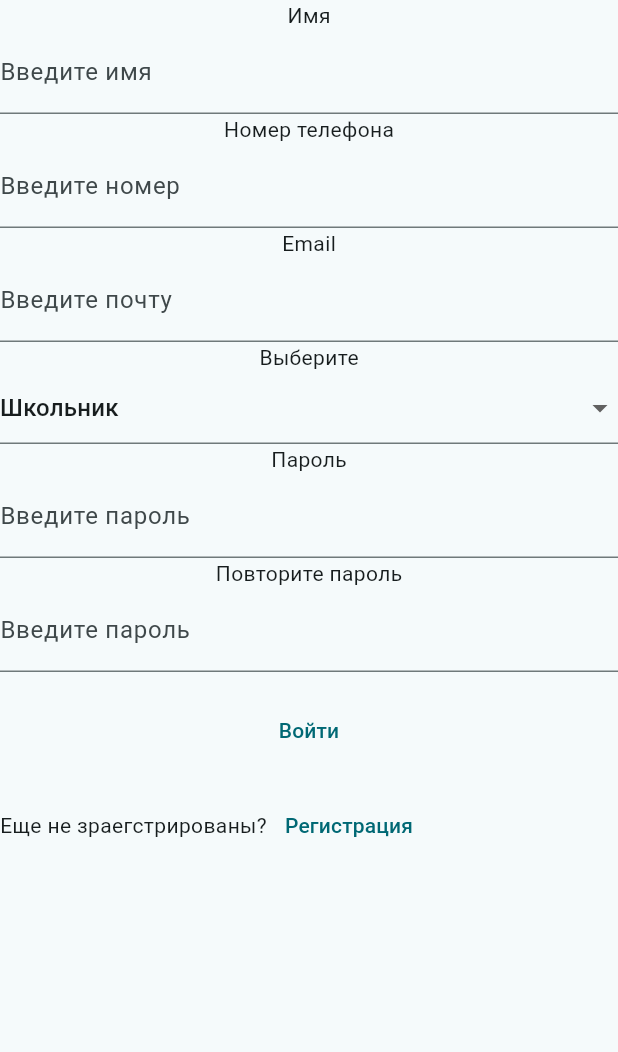
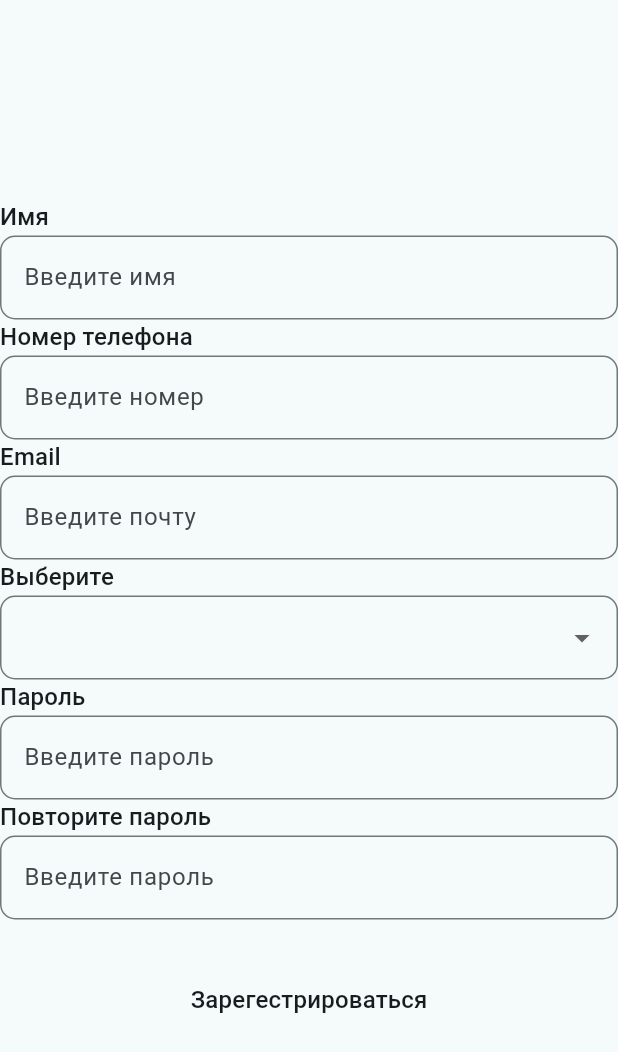
Before and after one commit to IsroilovA/ustudy_app, a Flutter app: the SignInForm widget shown alone on an empty page, opened directly, on a phone screen of 412 x 824 dp. Shown: the top 1052 px of the screen. Run offline on Flutter 3.47's test engine with Material 3 defaults, Android fonts, the light colour scheme and no system bars; our stand-ins replace bloc, flutter_bloc.

Commit message:
auth screen set up

```diff
--- a/lib/auth/cubit/auth_state.dart
+++ b/lib/auth/cubit/auth_state.dart
@@ -1,17 +1,24 @@
 part of 'auth_cubit.dart';
 
 @immutable
-sealed class AuthState {}
+sealed class AuthState {
+  final bool isLogin;
+  const AuthState(this.isLogin);
+}
 
-final class AuthInitial extends AuthState {}
+final class AuthLoading extends AuthState {
+  const AuthLoading(super.isLogin);
+}
 
-final class AuthLoading extends AuthState{}
+final class AuthLogin extends AuthState {
+  const AuthLogin() : super(true);
+}
 
-final class AuthLogin extends AuthState{}
+final class AuthSighIn extends AuthState {
+  const AuthSighIn() : super(false);
+}
 
-final class AuthSighIn extends AuthState{}
-
-final class AuthError extends AuthState{
+final class AuthError extends AuthState {
   final String? message;
-  AuthError(this.message);
+  const AuthError(super.isLogin, this.message);
 }
--- a/lib/auth/widgets/sign_in_form.dart
+++ b/lib/auth/widgets/sign_in_form.dart
@@ -1,4 +1,5 @@
 import 'package:flutter/material.dart';
+import 'package:ustudy_app/services/utils.dart';
 
 class SignInForm extends StatefulWidget {
   const SignInForm({super.key});
@@ -9,15 +10,33 @@ class SignInForm extends StatefulWidget {
 
 class _SignInFormState extends State<SignInForm> {
   final _form = GlobalKey<FormState>();
+  // Initial Selected Value
+  String dropdownvalue = '';
+
+  // List of items in our dropdown menu
+  var items = [
+    '',
+    'Школьник',
+    'Студент',
+    'Родитель',
+    'Учитель',
+  ];
+
   @override
   Widget build(BuildContext context) {
     return Form(
         key: _form,
         child: Column(
+          crossAxisAlignment: CrossAxisAlignment.start,
+          mainAxisAlignment: MainAxisAlignment.center,
           children: [
-            const Text("Имя"),
+            Text(
+              "Имя",
+              style: Theme.of(context).textTheme.titleMedium,
+            ),
             TextFormField(
-              decoration: const InputDecoration(
+              decoration: InputDecoration(
+                border: customOutileBorder,
                 labelText: 'Введите имя',
               ),
               autocorrect: false,
@@ -30,9 +49,13 @@ class _SignInFormState extends State<SignInForm> {
               },
               onSaved: (value) {},
             ),
-            const Text("Номер телефона"),
+            Text(
+              "Номер телефона",
+              style: Theme.of(context).textTheme.titleMedium,
+            ),
             TextFormField(
-              decoration: const InputDecoration(
+              decoration: InputDecoration(
+                border: customOutileBorder,
                 labelText: 'Введите номер',
               ),
               keyboardType: TextInputType.phone,
@@ -48,9 +71,13 @@ class _SignInFormState extends State<SignInForm> {
               },
               onSaved: (value) {},
             ),
-            const Text("Email"),
+            Text(
+              "Email",
+              style: Theme.of(context).textTheme.titleMedium,
+            ),
             TextFormField(
-              decoration: const InputDecoration(
+              decoration: InputDecoration(
+                border: customOutileBorder,
                 labelText: 'Введите почту',
               ),
               keyboardType: TextInputType.emailAddress,
@@ -66,18 +93,32 @@ class _SignInFormState extends State<SignInForm> {
               },
               onSaved: (value) {},
             ),
-            const Text("Выберите"),
+            Text(
+              "Выберите",
+              style: Theme.of(context).textTheme.titleMedium,
+            ),
             DropdownButtonFormField(
-              items: const [
-                DropdownMenuItem(child: Text("Школьник")),
-                DropdownMenuItem(child: Text("Студент")),
-                DropdownMenuItem(child: Text("Родитель")),
-                DropdownMenuItem(child: Text("Учитель")),
-              ],
-              onChanged: (value) {},
+              decoration: InputDecoration(
+                border: customOutileBorder,
+              ),
+              value: dropdownvalue,
+              items: items.map((String items) {
+                return DropdownMenuItem(
+                  value: items,
+                  child: Text(items),
+                );
+              }).toList(),
+              onChanged: (value) {
+                setState(() {
+                  dropdownvalue = value!;
+                });
+              },
               onSaved: (value) {},
             ),
-            const Text("Пароль"),
+            Text(
+              "Пароль",
+              style: Theme.of(context).textTheme.titleMedium,
+            ),
             TextFormField(
               validator: (value) {
                 if (value == null || value.trim().length < 6) {
@@ -85,13 +126,17 @@ class _SignInFormState extends State<SignInForm> {
                 }
                 return null;
               },
-              decoration: const InputDecoration(
+              decoration: InputDecoration(
+                border: customOutileBorder,
                 labelText: 'Введите пароль',
               ),
               obscureText: true,
               onSaved: (value) {},
             ),
-            const Text("Повторите пароль"),
+            Text(
+              "Повторите пароль",
+              style: Theme.of(context).textTheme.titleMedium,
+            ),
             TextFormField(
               validator: (value) {
                 if (value == null || value.trim().length < 6) {
@@ -99,21 +144,21 @@ class _SignInFormState extends State<SignInForm> {
                 }
                 return null;
               },
-              decoration: const InputDecoration(
+              decoration: InputDecoration(
+                border: customOutileBorder,
                 labelText: 'Введите пароль',
               ),
               obscureText: true,
               onSaved: (value) {},
             ),
-            const SizedBox(height: 15),
-            TextButton(onPressed: () {}, child: const Text("Войти")),
-            const SizedBox(height: 15),
-            Row(
-              children: [
-                const Text("Еще не зраегстрированы?"),
-                TextButton(onPressed: () {}, child: const Text("Регистрация"))
-              ],
-            )
+            const SizedBox(height: 30),
+            Center(
+                child: TextButton(
+                    onPressed: () {},
+                    child: Text(
+                      "Зарегестрироваться",
+                      style: Theme.of(context).textTheme.titleMedium,
+                    ))),
           ],
         ));
   }
--- a/lib/main.dart
+++ b/lib/main.dart
@@ -1,11 +1,14 @@
 import 'package:flutter/material.dart';
+import 'package:flutter_bloc/flutter_bloc.dart';
 import 'package:ustudy_app/auth/auth_screen.dart';
+import 'package:ustudy_app/auth/cubit/auth_cubit.dart';
 
 // Theme for the light mode
 final lightTheme = ThemeData(
   useMaterial3: true,
   colorScheme: ColorScheme.fromSeed(
-    seedColor: const Color.fromARGB(255, 255, 255, 255), // Primary color for the light theme
+    seedColor: const Color.fromARGB(
+        255, 173, 173, 173), // Primary color for the light theme
     brightness: Brightness.light, // Brightness setting for the light theme
   ),
 );
@@ -14,7 +17,8 @@
 final darkTheme = ThemeData(
   useMaterial3: true,
   colorScheme: ColorScheme.fromSeed(
-    seedColor: const Color.fromARGB(230, 0, 0, 0), // Primary color for the dark theme
+    seedColor:
+        const Color.fromARGB(230, 0, 0, 0), // Primary color for the dark theme
     brightness: Brightness.dark, // Brightness setting for the dark theme
   ),
 );
@@ -32,7 +36,10 @@
     return MaterialApp(
       theme: lightTheme, // Applying the light theme
       darkTheme: darkTheme, // Applying the dark theme
-      home: const LoginScreen(),
-      );
+      home: BlocProvider(
+        create: (context) => AuthCubit(),
+        child: const AuthScreen(),
+      ),
+    );
   }
 }
--- /dev/null
+++ b/lib/services/utils.dart
@@ -0,0 +1,3 @@
+import 'package:flutter/material.dart';
+
+OutlineInputBorder customOutileBorder = OutlineInputBorder(borderRadius: BorderRadius.circular(10));
--- a/pubspec.yaml
+++ b/pubspec.yaml
@@ -61,6 +61,8 @@ flutter:
   uses-material-design: true
 
   # To add assets to your application, add an assets section, like this:
+  assets:
+    - assets/images/login_image.jpg
   # assets:
   #   - images/a_dot_burr.jpeg
   #   - images/a_dot_ham.jpeg
```
Also changed, not shown: lib/auth/auth_screen.dart (+70 -25 lines), lib/auth/cubit/auth_cubit.dart (+9 -1 lines), lib/auth/widgets/login_form.dart (+36 -7 lines).
